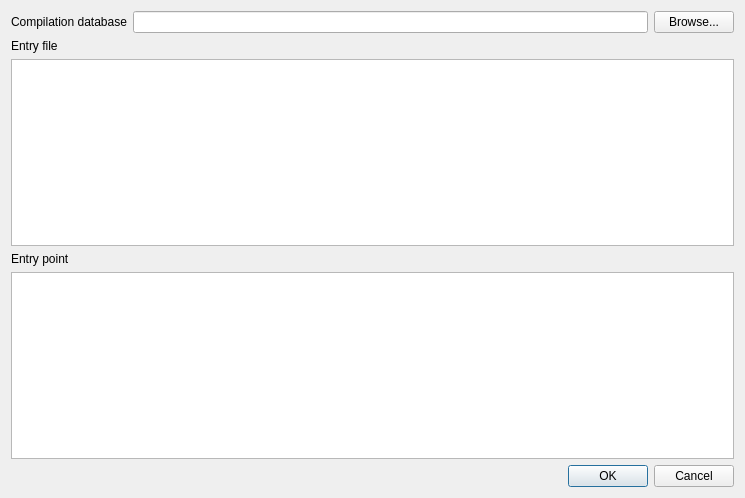
rknuus/INCode, file INCode/entrydialog.ui: the form before one commit.
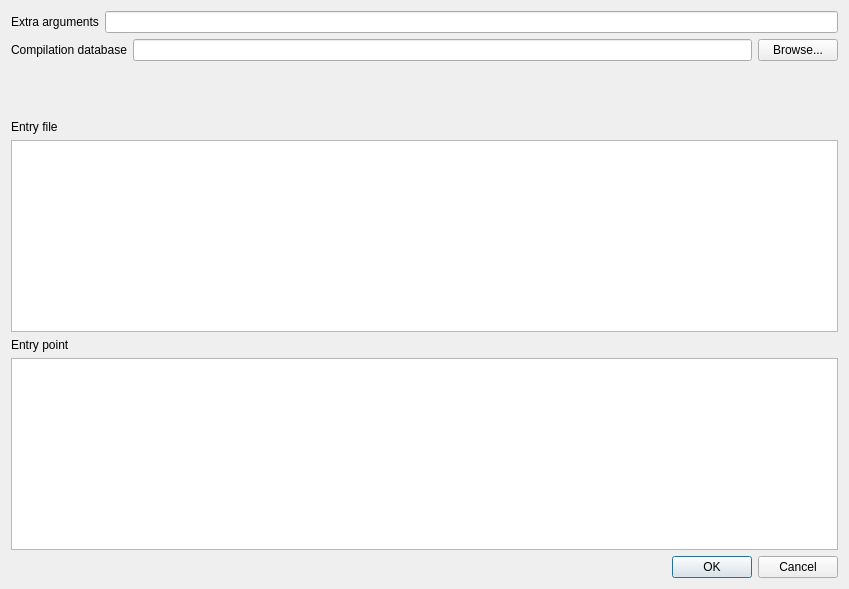
The form after the commit.

Commit message:
Add extra arguments and convenience to entry dialog
support editing of compilation database path

```diff
--- a/INCode/entrydialog.ui
+++ b/INCode/entrydialog.ui
@@ -6,8 +6,8 @@
    <rect>
     <x>0</x>
     <y>0</y>
-    <width>745</width>
-    <height>498</height>
+    <width>849</width>
+    <height>589</height>
    </rect>
   </property>
   <property name="windowTitle">
@@ -15,7 +15,24 @@
   </property>
   <layout class="QFormLayout" name="formLayout_">
    <item row="0" column="0" colspan="2">
-    <layout class="QHBoxLayout" name="horizontalLayout_">
+    <layout class="QHBoxLayout" name="extra_args_box_">
+     <property name="sizeConstraint">
+      <enum>QLayout::SetDefaultConstraint</enum>
+     </property>
+     <item>
+      <widget class="QLabel" name="extra_arguments_label_">
+       <property name="text">
+        <string>Extra arguments</string>
+       </property>
+      </widget>
+     </item>
+     <item>
+      <widget class="QLineEdit" name="extra_arguments_"/>
+     </item>
+    </layout>
+   </item>
+   <item row="1" column="0" colspan="2">
+    <layout class="QHBoxLayout" name="db_box_">
      <item>
       <widget class="QLabel" name="compilation_database_label_">
        <property name="text">
@@ -35,35 +52,71 @@
      </item>
     </layout>
    </item>
-   <item row="1" column="0">
+   <item row="2" column="0">
+    <spacer name="vertical_args_entry_spacer_">
+     <property name="orientation">
+      <enum>Qt::Vertical</enum>
+     </property>
+     <property name="sizeHint" stdset="0">
+      <size>
+       <width>20</width>
+       <height>4</height>
+      </size>
+     </property>
+    </spacer>
+   </item>
+   <item row="3" column="0">
     <widget class="QLabel" name="entry_file_label_">
      <property name="text">
       <string>Entry file</string>
      </property>
     </widget>
    </item>
-   <item row="2" column="0" colspan="2">
+   <item row="4" column="0" colspan="2">
     <widget class="QListView" name="entry_file_list_"/>
    </item>
-   <item row="3" column="0">
+   <item row="5" column="0">
     <widget class="QLabel" name="entry_point_label_">
      <property name="text">
       <string>Entry point</string>
      </property>
     </widget>
    </item>
-   <item row="4" column="0" colspan="2">
+   <item row="6" column="0" colspan="2">
     <widget class="QListView" name="entry_point_list_"/>
    </item>
-   <item row="5" column="1">
-    <widget class="QDialogButtonBox" name="buttonBox_">
-     <property name="orientation">
-      <enum>Qt::Horizontal</enum>
+   <item row="7" column="0" colspan="2">
+    <layout class="QHBoxLayout" name="outer_button_box_">
+     <property name="sizeConstraint">
+      <enum>QLayout::SetFixedSize</enum>
      </property>
-     <property name="standardButtons">
-      <set>QDialogButtonBox::Cancel|QDialogButtonBox::Ok</set>
-     </property>
-    </widget>
+     <item>
+      <spacer name="horizontal_button_box_spacer">
+       <property name="orientation">
+        <enum>Qt::Horizontal</enum>
+       </property>
+       <property name="sizeHint" stdset="0">
+        <size>
+         <width>640</width>
+         <height>20</height>
+        </size>
+       </property>
+      </spacer>
+     </item>
+     <item>
+      <widget class="QDialogButtonBox" name="button_box_">
+       <property name="orientation">
+        <enum>Qt::Horizontal</enum>
+       </property>
+       <property name="standardButtons">
+        <set>QDialogButtonBox::Cancel|QDialogButtonBox::Ok</set>
+       </property>
+       <property name="centerButtons">
+        <bool>false</bool>
+       </property>
+      </widget>
+     </item>
+    </layout>
    </item>
   </layout>
  </widget>
```
Left out of the diff: 14 changed lines with no effect on the pictures. The commit also changes 2 other files.
